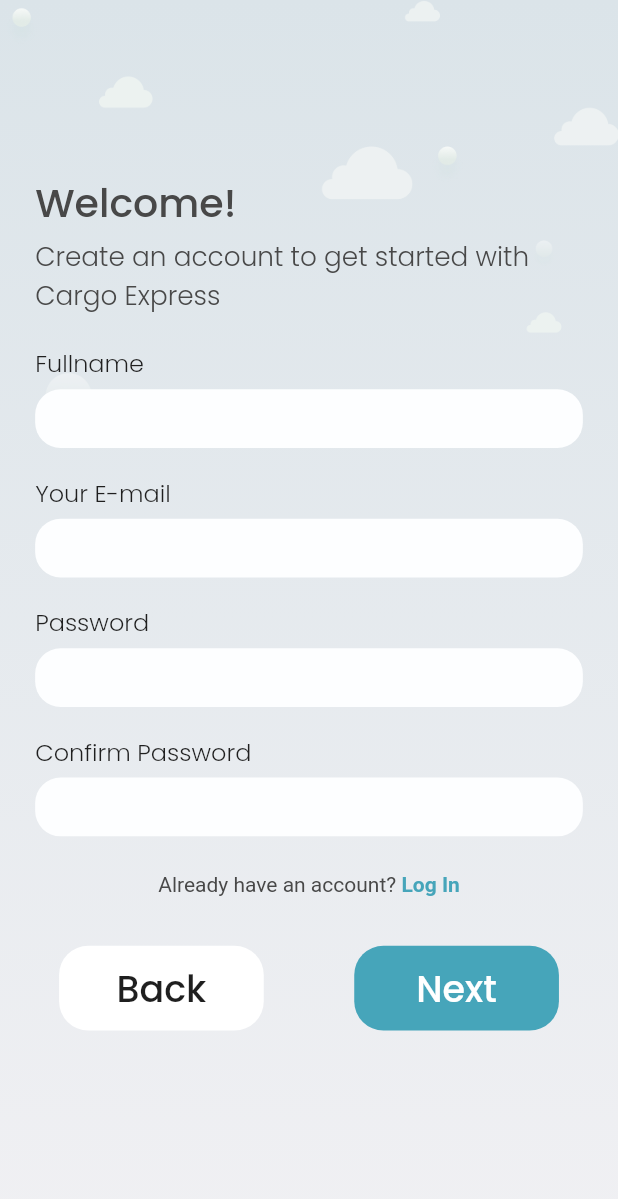
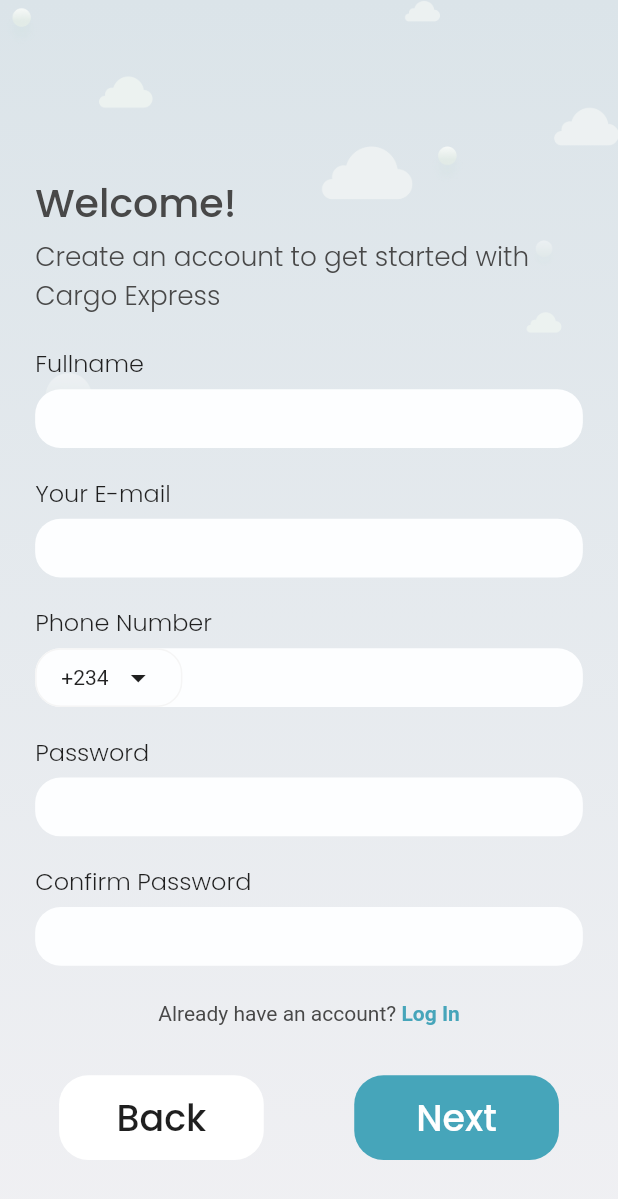
Before and after one commit to FUSION-FUSION/Mobile-Assessment-Flutter, a Flutter app: the screen it shows after launch, on a phone screen of 412 x 824 dp. Shown: the top 1199 px of the screen. Run offline on Flutter 3.47's test engine with Material 2 defaults, Android fonts, the light colour scheme and no system bars; our stand-ins replace get, google_fonts.

Commit message:
Registration page done

```diff
--- a/lib/main.dart
+++ b/lib/main.dart
@@ -1,6 +1,6 @@
 import 'package:flutter/material.dart';
 import 'package:get/get.dart';
-import 'package:mobile_assessment_flutter/screens/registration/personal_registration.dart';
+import 'package:mobile_assessment_flutter/screens/registration/registration.dart';
 
 void main() {
   runApp(const MyApp());
@@ -26,7 +26,9 @@
         // is not restarted.
         primarySwatch: Colors.blue,
       ),
-      home: const PersonalRegistration(),
+      home: Registration(
+        isPersonal: true,
+      ),
     );
   }
 }
--- a/lib/screens/registration/personal_registration.dart
+++ b/lib/screens/registration/registration.dart
@@ -1,15 +1,16 @@
 import 'package:flutter/gestures.dart';
 import 'package:flutter/material.dart';
+import 'package:flutter/services.dart';
 import 'package:mobile_assessment_flutter/utils/colors.dart';
+import 'package:mobile_assessment_flutter/utils/dimensions.dart';
 import 'package:mobile_assessment_flutter/widgets/app_text.dart';
 import 'package:mobile_assessment_flutter/widgets/gradient_background.dart';
 import 'package:mobile_assessment_flutter/widgets/register_field.dart';
 import 'package:mobile_assessment_flutter/widgets/text_container.dart';
 
-import '../../utils/dimensions.dart';
-
-class PersonalRegistration extends StatelessWidget {
-  const PersonalRegistration({Key? key}) : super(key: key);
+class Registration extends StatelessWidget {
+  bool isPersonal;
+  Registration({Key? key, required this.isPersonal}) : super(key: key);
 
   @override
   Widget build(BuildContext context) {
@@ -41,11 +42,74 @@
                   crossAxisAlignment: CrossAxisAlignment.start,
                   children: [
                     RegisterField(
-                      name: 'Fullname',
+                      name: isPersonal ? 'Fullname' : 'Company Name',
                     ),
                     SizedBox(height: Dimensions.sizeHeightPercent(20)),
                     RegisterField(
-                      name: 'Your E-mail',
+                      name: isPersonal ? 'Your E-mail' : 'Official Email',
+                    ),
+                    SizedBox(height: Dimensions.sizeHeightPercent(20)),
+                    AppText(
+                      text: isPersonal ? 'Phone Number' : 'Contact Number',
+                      size: 16,
+                      color: AppColors.primaryBlack,
+                    ),
+                    SizedBox(height: Dimensions.sizeHeightPercent(6)),
+                    Container(
+                      width: Dimensions.sizeWidthPercent(390),
+                      height: Dimensions.sizeHeightPercent(44),
+                      decoration: BoxDecoration(
+                        borderRadius: BorderRadius.circular(17),
+                        color: const Color(0xffFDFEFF),
+                      ),
+                      child: Row(
+                        children: [
+                          Container(
+                            width: Dimensions.sizeWidthPercent(102),
+                            height: Dimensions.sizeHeightPercent(44),
+                            decoration: BoxDecoration(
+                              borderRadius: BorderRadius.circular(17),
+                              border: Border.all(
+                                color: Colors.grey[100]!,
+                                width: 1,
+                              ),
+                              color: const Color(0xffFDFEFF),
+                            ),
+                            child: Row(
+                              mainAxisAlignment: MainAxisAlignment.center,
+                              children: [
+                                const Text('+234'),
+                                SizedBox(
+                                  width: Dimensions.sizeWidthPercent(8),
+                                ),
+                                const Icon(
+                                  Icons.arrow_drop_down,
+                                  color: AppColors.primaryBlack,
+                                ),
+                              ],
+                            ),
+                          ),
+                          Container(
+                            width: Dimensions.sizeWidthPercent(270),
+                            padding: EdgeInsets.only(
+                              left: Dimensions.sizeWidthPercent(10),
+                              right: Dimensions.sizeWidthPercent(10),
+                              top: Dimensions.sizeHeightPercent(5),
+                              bottom: Dimensions.sizeHeightPercent(5),
+                            ),
+                            child: TextFormField(
+                                textInputAction: TextInputAction.next,
+                                keyboardType: TextInputType.number,
+                                inputFormatters: [
+                                  // WhitelistingTextInputFormatter.digitsOnly,
+                                  LengthLimitingTextInputFormatter(11),
+                                ],
+                                decoration: const InputDecoration(
+                                  border: InputBorder.none,
+                                )),
+                          ),
+                        ],
+                      ),
                     ),
                     SizedBox(height: Dimensions.sizeHeightPercent(20)),
                     RegisterField(
--- a/lib/widgets/register_field.dart
+++ b/lib/widgets/register_field.dart
@@ -22,19 +22,20 @@
           width: Dimensions.sizeWidthPercent(390),
           height: Dimensions.sizeHeightPercent(44),
           padding: EdgeInsets.only(
-            left: Dimensions.sizeWidthPercent(12),
-            right: Dimensions.sizeWidthPercent(12),
-            top: Dimensions.sizeHeightPercent(6),
-            bottom: Dimensions.sizeHeightPercent(6),
+            left: Dimensions.sizeWidthPercent(20),
+            right: Dimensions.sizeWidthPercent(20),
+            top: Dimensions.sizeHeightPercent(10),
+            bottom: Dimensions.sizeHeightPercent(10),
           ),
           decoration: BoxDecoration(
             borderRadius: BorderRadius.circular(17),
             color: const Color(0xffFDFEFF),
           ),
           child: TextFormField(
+              textInputAction: TextInputAction.next,
               decoration: const InputDecoration(
-            border: InputBorder.none,
-          )),
+                border: InputBorder.none,
+              )),
         ),
       ],
     );
```
